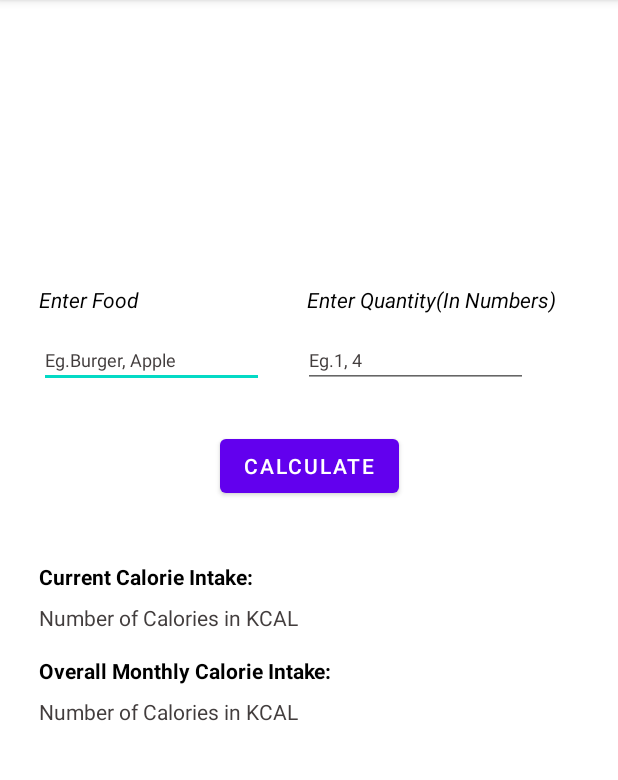
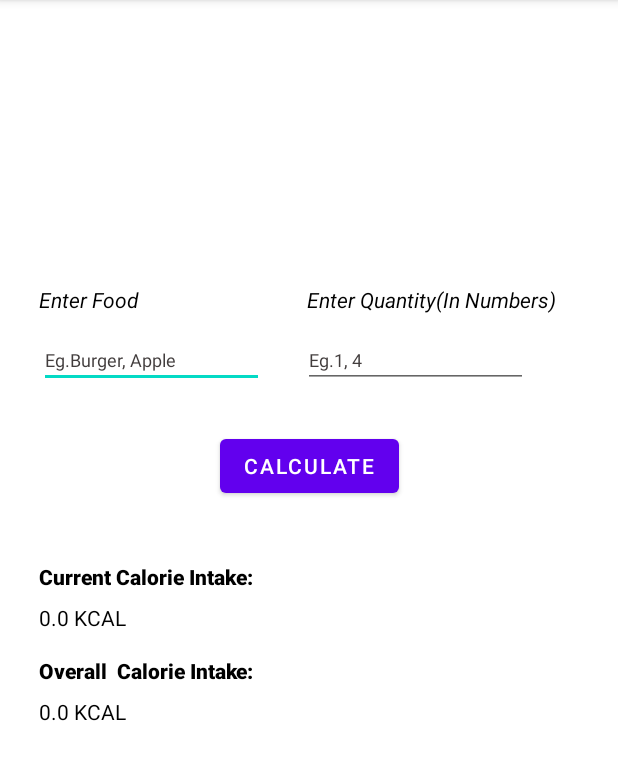
Before and after one commit to ShripadBhat27/FitFreak, an Android app: the caloriecal screen opened directly, with no data from a screen before it, after a tap on "CALCULATE", on a phone screen of 412 x 824 dp, the part 84-864 px from its top. Run offline under Robolectric (Android 15) with nearby library versions, the phone set to English and light mode, and no system bars; our stand-ins replace Firebase (no records; nobody signed in at launch, a user with empty details on screens opened directly), Volley; network calls fail; 2 statements that could not run were skipped.

Commit message:
Calorie INTAKE DATABASE ADDED

```diff
--- a/app/build.gradle
+++ b/app/build.gradle
@@ -39,6 +39,7 @@ dependencies {
     implementation 'androidx.constraintlayout:constraintlayout:2.0.4'
     implementation 'com.google.firebase:firebase-database:20.0.0'
     implementation 'com.android.volley:volley:1.1.1'
+
     implementation 'com.google.firebase:firebase-auth:21.0.1'
     testImplementation 'junit:junit:4.13.2'
 
--- a/app/src/main/java/com/example/fitfreak/MyProfile.java
+++ b/app/src/main/java/com/example/fitfreak/MyProfile.java
@@ -44,7 +44,7 @@ public class MyProfile extends AppCompatActivity {
                 textView2.setText("Email : "+ user.getEmail());
                 textView3.setText("Age : "+ user.getAge());
                 textView4.setText("Days So far : "+ user.getDays());
-                textView7.setText("CALORIE INTAKE :"+user.getCalorieIntake());
+                textView7.setText("CALORIE INTAKE :"+user.getCalorieIntake()+" kCal");
 
 
             }
--- a/app/src/main/java/com/example/fitfreak/User.java
+++ b/app/src/main/java/com/example/fitfreak/User.java
@@ -5,7 +5,7 @@ import java.util.ArrayList;
 public class User {
     String name,email,age,id;
     public int days;
-    public int calorieIntake;
+    public double calorieIntake;
     ArrayList<Integer> steps;
 
     public ArrayList<Integer> getSteps() {
@@ -19,7 +19,7 @@ public class User {
     public User(){
     }
 
-    public User(String name, String email, String age, String id, int days,int calorieIntake ,ArrayList<Integer> steps) {
+    public User(String name, String email, String age, String id, int days,double calorieIntake ,ArrayList<Integer> steps) {
         this.name = name;
         this.email = email;
         this.age = age;
@@ -69,7 +69,7 @@ public class User {
         this.age = age;
     }
 
-    public int getCalorieIntake() {
+    public double getCalorieIntake() {
         return calorieIntake;
     }
 
--- a/app/src/main/java/com/example/fitfreak/caloriecal.java
+++ b/app/src/main/java/com/example/fitfreak/caloriecal.java
@@ -1,8 +1,10 @@
 package com.example.fitfreak;
 
+import androidx.annotation.NonNull;
 import androidx.appcompat.app.AppCompatActivity;
 
 import android.os.Bundle;
+import android.util.Log;
 import android.view.View;
 import android.widget.Button;
 import android.widget.EditText;
@@ -15,17 +17,28 @@ import com.android.volley.Response;
 import com.android.volley.VolleyError;
 import com.android.volley.toolbox.StringRequest;
 import com.android.volley.toolbox.Volley;
+import com.google.firebase.auth.FirebaseAuth;
+import com.google.firebase.database.DataSnapshot;
+import com.google.firebase.database.DatabaseError;
+import com.google.firebase.database.DatabaseReference;
+import com.google.firebase.database.FirebaseDatabase;
+import com.google.firebase.database.ValueEventListener;
 
 import org.json.JSONArray;
 import org.json.JSONException;
 import org.json.JSONObject;
 
 public class caloriecal extends AppCompatActivity {
+    DatabaseReference databaseReference;
+    String userId;
     TextView caloriesintake,monthlyintake;
     EditText getfood,getquantity;
     Button calculate;
     private String link="https://api.nal.usda.gov/fdc/v1/foods/search?api_key=YffhvBYCUEp44VByOPC0AxKUq2LQS30ozvUunFVR&query=";
-    Double cal;
+    double cal;
+    double quantity=0;
+    double ans;
+    double overall;
 
     @Override
     protected void onCreate(Bundle savedInstanceState) {
@@ -36,14 +49,35 @@ public class caloriecal extends AppCompatActivity {
         calculate=findViewById(R.id.calculate);
         caloriesintake=findViewById(R.id.calorie_intake_content);
         monthlyintake=findViewById(R.id.monthly_intake_content);
-        getfood.getText().toString();
-        getquantity.getText().toString();
+        userId= FirebaseAuth.getInstance().getCurrentUser().getUid();
+        databaseReference= FirebaseDatabase.getInstance().getReference("Users").child(userId);
+        databaseReference.addValueEventListener(new ValueEventListener() {
+            @Override
+            public void onDataChange(@NonNull DataSnapshot snapshot) {
+                User user=snapshot.getValue(User.class);
+                overall=user.calorieIntake;
+            }
+
+            @Override
+            public void onCancelled(@NonNull DatabaseError error) {
+
+            }
+        });
         calculate.setOnClickListener(new View.OnClickListener() {
             @Override
             public void onClick(View v)
             {
                 Toast.makeText(caloriecal.this, "PLEASE WAIT!!", Toast.LENGTH_SHORT).show();
                 fetchData();
+                quantity=Double.parseDouble(getquantity.getText().toString());
+                ans=cal*quantity;
+
+                caloriesintake.setText(""+ans+" KCAL");
+
+                overall+=ans;
+                databaseReference.child("calorieIntake").setValue(overall);
+                monthlyintake.setText(""+overall +" KCAL");
+
             }
         });
     }
@@ -65,7 +99,7 @@ public class caloriecal extends AppCompatActivity {
                                 if(nutrient.equals("Energy"))
                                 {
                                     cal=Double.parseDouble(jsonObject2.getString("value"));
-                                    caloriesintake.setText(cal.toString()+" KCAL");
+
                                     break;
                                 }
                             }
@@ -80,8 +114,7 @@ public class caloriecal extends AppCompatActivity {
             public void onErrorResponse(VolleyError error) {
             }
         });
-        //cal=cal*Double.parseDouble(getquantity.getText().toString());
-        //Toast.makeText(caloriecal.this, "total energy milali"+cal.toString(), Toast.LENGTH_SHORT).show();
+
         RequestQueue requestQueue = Volley.newRequestQueue(this);
         requestQueue.add(request);
     }
--- a/app/src/main/res/layout/activity_caloriecal.xml
+++ b/app/src/main/res/layout/activity_caloriecal.xml
@@ -94,6 +94,7 @@
         android:layout_height="wrap_content"
         android:layout_marginStart="16dp"
         android:layout_marginTop="40dp"
+        android:fontFamily="sans-serif-black"
         android:text="Current Calorie Intake:"
         android:textColor="@color/black"
         android:textSize="14sp"
@@ -107,7 +108,8 @@
         android:layout_height="wrap_content"
         android:layout_marginStart="16dp"
         android:layout_marginTop="16dp"
-        android:text="Overall Monthly Calorie Intake:"
+        android:fontFamily="sans-serif-black"
+        android:text="Overall  Calorie Intake:"
         android:textColor="@color/black"
         android:textSize="14sp"
         android:textStyle="bold"
```
